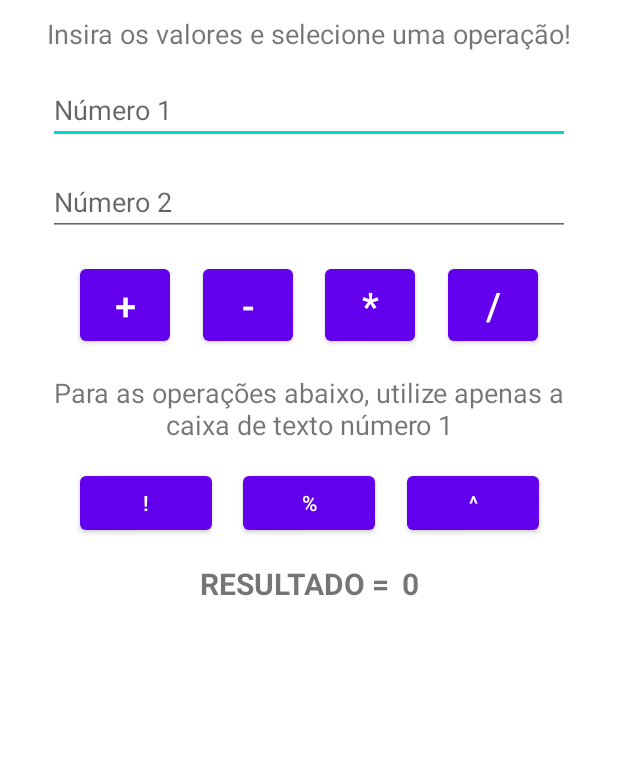
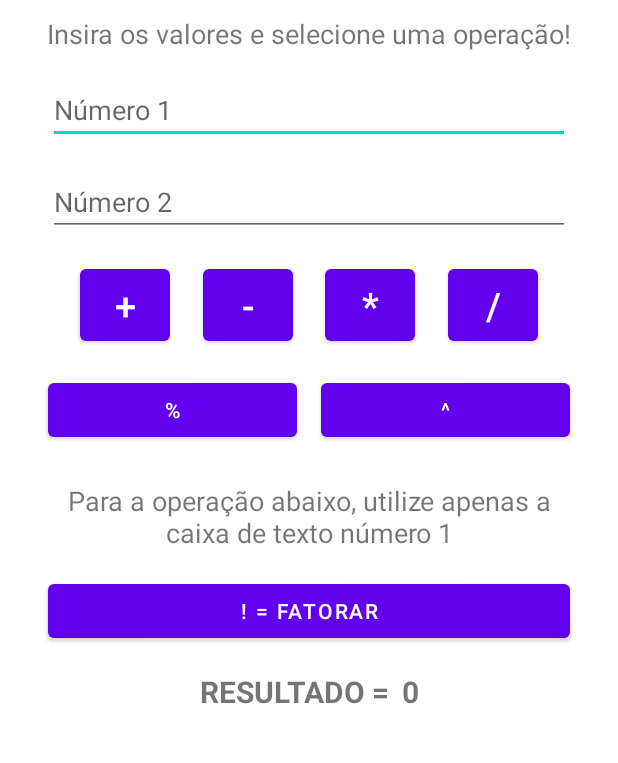
Before and after one commit to 0603Adriano/calculadora-basica, an Android app: the screen it shows after launch (MainActivity), on a phone screen of 412 x 824 dp, the part 220-983 px from its top. Run offline under Robolectric (Android 15) with nearby library versions, the phone set to English and light mode, and no system bars.

Commit message:
Created functions: plus, minus, divided, times.

```diff
--- a/app/src/main/java/com/adrianomartins/calculadora/MainActivity.kt
+++ b/app/src/main/java/com/adrianomartins/calculadora/MainActivity.kt
@@ -1,5 +1,6 @@
 package com.adrianomartins.calculadora
 
+import android.inputmethodservice.Keyboard
 import androidx.appcompat.app.AppCompatActivity
 import android.os.Bundle
 import android.text.Editable
@@ -7,6 +8,7 @@ import android.view.View
 import android.widget.Button
 import android.widget.EditText
 import android.widget.TextView
+import androidx.core.content.contentValuesOf
 
 class MainActivity : AppCompatActivity() {
 
@@ -21,22 +23,78 @@ class MainActivity : AppCompatActivity() {
         var btnSub: Button = findViewById(R.id.btnSub)
         var btnMult: Button = findViewById(R.id.btnMult)
         var btnDiv: Button = findViewById(R.id.btnDiv)
+        var btnPercent: Button = findViewById(R.id.btnPorcentagem)
+        var btnElev: Button = findViewById(R.id.btnElevado)
+        var btnFatorial: Button = findViewById(R.id.btnFatorar)
 
         btnSoma.setOnClickListener(){
+            var n1: Double = "${num1.text}".toDouble()
+            var n2: Double = "${num2.text}".toDouble()
 
+            var resultado: Double = n1 + n2
+            exibirResultado(resultado.toString())
         }
 
         btnSub.setOnClickListener(){
+            var n1: Double = "${num1.text}".toDouble()
+            var n2: Double = "${num2.text}".toDouble()
 
+            var resultado: Double = n1 - n2
+            exibirResultado(resultado.toString())
         }
 
         btnMult.setOnClickListener(){
+            var n1: Double = "${num1.text}".toDouble()
+            var n2: Double = "${num2.text}".toDouble()
 
+            var resultado: Double = n1 * n2
+            exibirResultado(resultado.toString())
         }
 
         btnDiv.setOnClickListener(){
+            var n1: Double = "${num1.text}".toDouble()
+            var n2: Double = "${num2.text}".toDouble()
 
+            var resultado: Double = n1 / n2
+            exibirResultado(resultado.toString())
+        }
+
+        btnPercent.setOnClickListener(){
+            var n1: Double = "${num1.text}".toDouble()
+            var n2: Double = "${num2.text}".toDouble()
+
+            var resultado = (n1*100) / n2
+            exibirResultado(resultado.toString())
+        }
+
+        btnElev.setOnClickListener(){
+           /* var n1: Int = "${num1.text}".toInt()
+            var n2 = "${num2.text}".toInt()
+
+            var cont = 1
+
+            var fatora = 0
+
+            for (cont in 3 ){
+                fatora += n1 * n2
+
+            }
+
+            exibirResultado(resultado.toString())*/
+        }
+
+        btnFatorial.setOnClickListener(){
+            var n1: Double = "${num1.text}".toDouble()
+            var n2: Double = "${num2.text}".toDouble()
+
+            var resultado = (n1*100) / n2
+            exibirResultado(resultado.toString())
         }
     }
 
+    fun exibirResultado(resultado: String) {
+        var txtResultado: TextView = findViewById(R.id.txtResultado)
+        txtResultado.setText(resultado)
+    }
+
 }
--- a/app/src/main/res/layout/activity_main.xml
+++ b/app/src/main/res/layout/activity_main.xml
@@ -35,16 +35,16 @@
         android:layout_height="wrap_content"
         android:layout_marginStart="32dp"
         android:layout_marginLeft="32dp"
-        android:layout_marginTop="16dp"
+        android:layout_marginTop="24dp"
         android:layout_marginEnd="32dp"
         android:layout_marginRight="32dp"
         android:gravity="center_horizontal"
-        android:text="Para as operações abaixo, utilize apenas a caixa de texto número 1"
+        android:text="Para a operação abaixo, utilize apenas a caixa de texto número 1"
         android:textSize="18sp"
         app:layout_constraintEnd_toEndOf="parent"
-        app:layout_constraintHorizontal_bias="0.741"
+        app:layout_constraintHorizontal_bias="1.0"
         app:layout_constraintStart_toStartOf="parent"
-        app:layout_constraintTop_toBottomOf="@+id/btnSoma" />
+        app:layout_constraintTop_toBottomOf="@+id/btnPorcentagem" />
 
     <EditText
         android:id="@+id/editTextNum1"
@@ -83,15 +83,13 @@
         android:id="@+id/btnSoma"
         android:layout_width="60dp"
         android:layout_height="60dp"
-        android:layout_marginStart="32dp"
-        android:layout_marginLeft="32dp"
         android:layout_marginTop="16dp"
         android:text="+"
         android:textSize="25sp"
         app:layout_constraintEnd_toStartOf="@+id/btnSub"
         app:layout_constraintHorizontal_bias="0.5"
         app:layout_constraintHorizontal_chainStyle="spread"
-        app:layout_constraintStart_toStartOf="parent"
+        app:layout_constraintStart_toStartOf="@+id/editTextNum2"
         app:layout_constraintTop_toBottomOf="@+id/editTextNum2" />
 
     <Button
@@ -123,11 +121,9 @@
         android:layout_width="60dp"
         android:layout_height="60dp"
         android:layout_marginTop="16dp"
-        android:layout_marginEnd="32dp"
-        android:layout_marginRight="32dp"
         android:text="/"
         android:textSize="25sp"
-        app:layout_constraintEnd_toEndOf="parent"
+        app:layout_constraintEnd_toEndOf="@+id/editTextNum2"
         app:layout_constraintHorizontal_bias="0.5"
         app:layout_constraintStart_toEndOf="@+id/btnMult"
         app:layout_constraintTop_toBottomOf="@+id/editTextNum2" />
@@ -144,7 +140,7 @@
         app:layout_constraintHorizontal_bias="0.5"
         app:layout_constraintHorizontal_chainStyle="packed"
         app:layout_constraintStart_toStartOf="parent"
-        app:layout_constraintTop_toBottomOf="@+id/button" />
+        app:layout_constraintTop_toBottomOf="@+id/btnFatorar" />
 
     <TextView
         android:id="@+id/txtResultado"
@@ -159,43 +155,52 @@
         app:layout_constraintEnd_toEndOf="parent"
         app:layout_constraintHorizontal_bias="0.5"
         app:layout_constraintStart_toEndOf="@+id/textView3"
-        app:layout_constraintTop_toBottomOf="@+id/button" />
+        app:layout_constraintTop_toBottomOf="@+id/btnFatorar" />
 
     <Button
-        android:id="@+id/button"
-        android:layout_width="wrap_content"
+        android:id="@+id/btnFatorar"
+        android:layout_width="0dp"
         android:layout_height="wrap_content"
         android:layout_marginStart="32dp"
         android:layout_marginLeft="32dp"
         android:layout_marginTop="16dp"
-        android:text="!"
-        app:layout_constraintEnd_toStartOf="@+id/button2"
+        android:layout_marginEnd="32dp"
+        android:layout_marginRight="32dp"
+        android:text="! = Fatorar"
+        app:layout_constraintEnd_toEndOf="parent"
         app:layout_constraintHorizontal_bias="0.5"
         app:layout_constraintStart_toStartOf="parent"
         app:layout_constraintTop_toBottomOf="@+id/textView4" />
 
     <Button
-        android:id="@+id/button2"
-        android:layout_width="wrap_content"
+        android:id="@+id/btnPorcentagem"
+        android:layout_width="0dp"
         android:layout_height="wrap_content"
+        android:layout_marginStart="32dp"
+        android:layout_marginLeft="32dp"
         android:layout_marginTop="16dp"
+        android:layout_marginEnd="8dp"
+        android:layout_marginRight="8dp"
         android:text="%"
-        app:layout_constraintEnd_toStartOf="@+id/button3"
+        app:layout_constraintEnd_toStartOf="@+id/btnElevado"
         app:layout_constraintHorizontal_bias="0.5"
-        app:layout_constraintStart_toEndOf="@+id/button"
-        app:layout_constraintTop_toBottomOf="@+id/textView4" />
+        app:layout_constraintHorizontal_chainStyle="packed"
+        app:layout_constraintStart_toStartOf="parent"
+        app:layout_constraintTop_toBottomOf="@+id/btnSoma" />
 
     <Button
-        android:id="@+id/button3"
-        android:layout_width="wrap_content"
+        android:id="@+id/btnElevado"
+        android:layout_width="0dp"
         android:layout_height="wrap_content"
+        android:layout_marginStart="8dp"
+        android:layout_marginLeft="8dp"
         android:layout_marginTop="16dp"
         android:layout_marginEnd="32dp"
         android:layout_marginRight="32dp"
         android:text="^"
         app:layout_constraintEnd_toEndOf="parent"
         app:layout_constraintHorizontal_bias="0.5"
-        app:layout_constraintStart_toEndOf="@+id/button2"
-        app:layout_constraintTop_toBottomOf="@+id/textView4" />
+        app:layout_constraintStart_toEndOf="@+id/btnPorcentagem"
+        app:layout_constraintTop_toBottomOf="@+id/btnSoma" />
 
 </androidx.constraintlayout.widget.ConstraintLayout>
```
